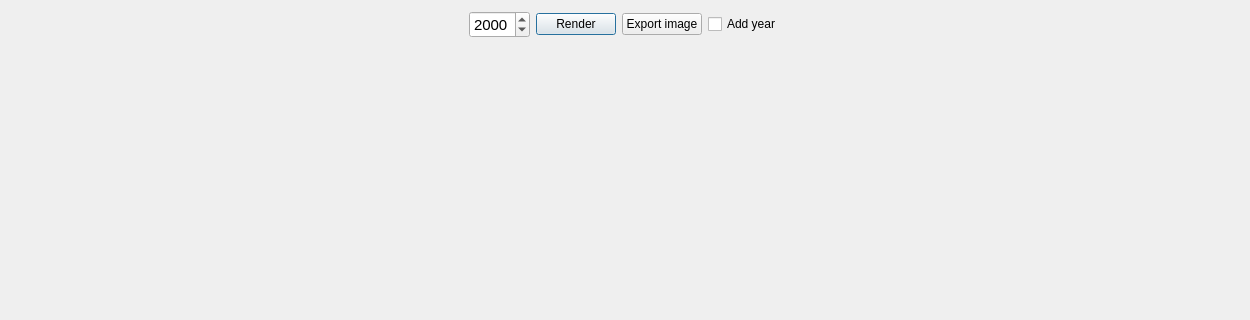
Old version of the form src/gui/diarypixels.ui in the repository someretical/TheoreticalDiary; both pictures show x 0 to 1250 and y 0 to 320 of the 1250 by 650 pixel window.
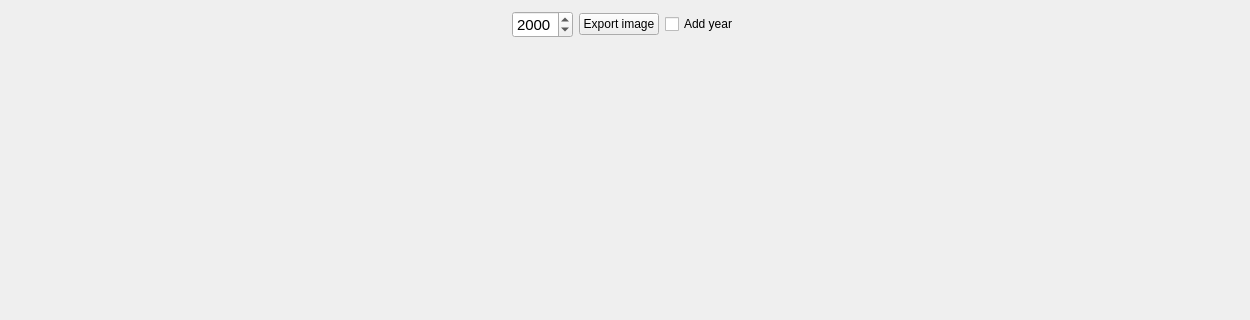
New version of the form.

What changed in the file:
```diff
--- a/src/gui/diarypixels.ui
+++ b/src/gui/diarypixels.ui
@@ -64,6 +64,19 @@
      <property name="verticalSpacing">
       <number>0</number>
      </property>
+     <item row="0" column="4">
+      <spacer name="horizontalSpacer">
+       <property name="orientation">
+        <enum>Qt::Horizontal</enum>
+       </property>
+       <property name="sizeHint" stdset="0">
+        <size>
+         <width>40</width>
+         <height>20</height>
+        </size>
+       </property>
+      </spacer>
+     </item>
      <item row="0" column="1">
       <widget class="QDateEdit" name="year_edit">
        <property name="font">
@@ -79,20 +92,7 @@
        </property>
       </widget>
      </item>
-     <item row="0" column="5">
-      <spacer name="horizontalSpacer">
-       <property name="orientation">
-        <enum>Qt::Horizontal</enum>
-       </property>
-       <property name="sizeHint" stdset="0">
-        <size>
-         <width>40</width>
-         <height>20</height>
-        </size>
-       </property>
-      </spacer>
-     </item>
-     <item row="0" column="3">
+     <item row="0" column="2">
       <widget class="QPushButton" name="export_img_button">
        <property name="toolTip">
         <string>Export the diary pixel grid.</string>
@@ -102,19 +102,6 @@
        </property>
       </widget>
      </item>
-     <item row="0" column="2" alignment="Qt::AlignHCenter">
-      <widget class="QPushButton" name="render_button">
-       <property name="toolTip">
-        <string>Re-render the pixel grid.</string>
-       </property>
-       <property name="text">
-        <string>Render</string>
-       </property>
-       <property name="default">
-        <bool>true</bool>
-       </property>
-      </widget>
-     </item>
      <item row="0" column="0">
       <spacer name="horizontalSpacer_2">
        <property name="orientation">
@@ -128,7 +115,7 @@
        </property>
       </spacer>
      </item>
-     <item row="0" column="4">
+     <item row="0" column="3">
       <widget class="QCheckBox" name="add_year_checkbox">
        <property name="toolTip">
         <string>Whether or not to add the current year as text above the exported image.</string>
```
Left out of the diff: 1 changed line with no effect on the pictures.
